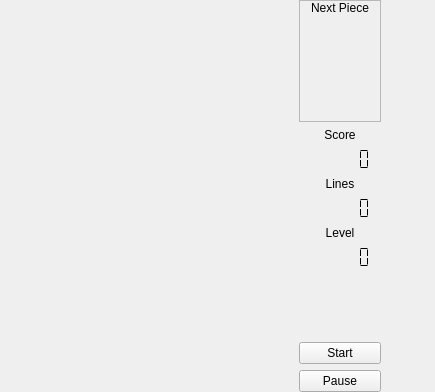
hwgao/beebeep, file plugins/tetrisgame/GuiTetris.ui: the form before one commit.
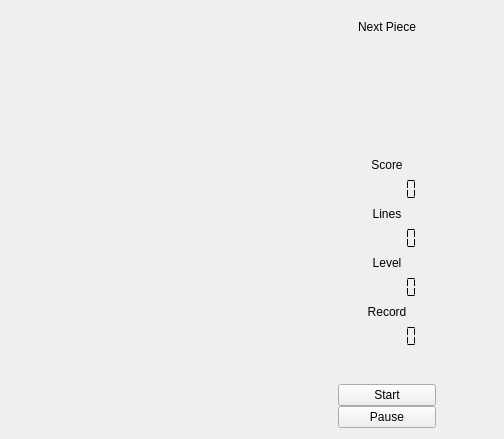
The form after the commit. Custom widgets are drawn as their Qt base class.

```diff
--- a/plugins/tetrisgame/GuiTetris.ui
+++ b/plugins/tetrisgame/GuiTetris.ui
@@ -6,28 +6,16 @@
    <rect>
     <x>0</x>
     <y>0</y>
-    <width>435</width>
-    <height>392</height>
+    <width>504</width>
+    <height>439</height>
    </rect>
   </property>
   <property name="windowTitle">
    <string>Form</string>
   </property>
   <layout class="QGridLayout" name="gridLayout_2">
-   <property name="leftMargin">
-    <number>0</number>
-   </property>
-   <property name="topMargin">
-    <number>0</number>
-   </property>
-   <property name="rightMargin">
-    <number>0</number>
-   </property>
-   <property name="bottomMargin">
-    <number>0</number>
-   </property>
-   <property name="spacing">
-    <number>0</number>
+   <property name="horizontalSpacing">
+    <number>25</number>
    </property>
    <item row="0" column="0">
     <spacer name="horizontalSpacer">
@@ -42,34 +30,7 @@
      </property>
     </spacer>
    </item>
-   <item row="0" column="1">
-    <widget class="QFrame" name="frame_2">
-     <property name="frameShape">
-      <enum>QFrame::NoFrame</enum>
-     </property>
-     <property name="frameShadow">
-      <enum>QFrame::Plain</enum>
-     </property>
-     <property name="lineWidth">
-      <number>0</number>
-     </property>
-     <layout class="QGridLayout" name="gridLayout">
-      <property name="leftMargin">
-       <number>0</number>
-      </property>
-      <property name="topMargin">
-       <number>0</number>
-      </property>
-      <property name="rightMargin">
-       <number>0</number>
-      </property>
-      <property name="bottomMargin">
-       <number>0</number>
-      </property>
-      <property name="horizontalSpacing">
-       <number>0</number>
-      </property>
-      <item row="0" column="0" rowspan="10">
+   <item row="0" column="1" rowspan="2">
        <widget class="TetrisBoard" name="mp_board">
         <property name="minimumSize">
          <size>
@@ -79,30 +40,12 @@
         </property>
        </widget>
       </item>
-      <item row="0" column="1">
-       <widget class="QFrame" name="frame">
-        <property name="frameShape">
-         <enum>QFrame::StyledPanel</enum>
-        </property>
-        <property name="frameShadow">
-         <enum>QFrame::Raised</enum>
-        </property>
-        <layout class="QVBoxLayout" name="verticalLayout_2">
-         <property name="leftMargin">
-          <number>0</number>
-         </property>
-         <property name="topMargin">
-          <number>0</number>
-         </property>
-         <property name="rightMargin">
-          <number>0</number>
-         </property>
-         <property name="bottomMargin">
-          <number>0</number>
-         </property>
-         <item>
+   <item row="0" column="2" rowspan="2">
           <layout class="QVBoxLayout" name="verticalLayout">
            <item>
+      <widget class="QFrame" name="frame_3">
+       <layout class="QGridLayout" name="gridLayout">
+        <item row="0" column="0">
             <widget class="QLabel" name="mp_labelNextPieceString">
              <property name="sizePolicy">
               <sizepolicy hsizetype="Preferred" vsizetype="Minimum">
@@ -118,7 +61,7 @@
              </property>
             </widget>
            </item>
-           <item>
+        <item row="1" column="0">
             <widget class="QLabel" name="mp_labelNewPiece">
              <property name="minimumSize">
               <size>
@@ -141,11 +84,12 @@
             </widget>
            </item>
           </layout>
-         </item>
-        </layout>
-       </widget>
-      </item>
-      <item row="1" column="1">
+      </widget>
+     </item>
+     <item>
+      <widget class="QFrame" name="frame">
+       <layout class="QVBoxLayout" name="verticalLayout_2">
+        <item>
        <widget class="QLabel" name="mp_labelScore">
         <property name="text">
          <string>Score</string>
@@ -155,7 +99,7 @@
         </property>
        </widget>
       </item>
-      <item row="2" column="1">
+        <item>
        <widget class="QLCDNumber" name="mp_lcdScore">
         <property name="frameShape">
          <enum>QFrame::NoFrame</enum>
@@ -168,7 +112,7 @@
         </property>
        </widget>
       </item>
-      <item row="3" column="1">
+        <item>
        <widget class="QLabel" name="mp_labelLines">
         <property name="text">
          <string>Lines</string>
@@ -178,7 +122,7 @@
         </property>
        </widget>
       </item>
-      <item row="4" column="1">
+        <item>
        <widget class="QLCDNumber" name="mp_lcdLines">
         <property name="frameShape">
          <enum>QFrame::NoFrame</enum>
@@ -191,7 +135,7 @@
         </property>
        </widget>
       </item>
-      <item row="5" column="1">
+        <item>
        <widget class="QLabel" name="mp_labelLevel">
         <property name="text">
          <string>Level</string>
@@ -201,7 +145,7 @@
         </property>
        </widget>
       </item>
-      <item row="6" column="1">
+        <item>
        <widget class="QLCDNumber" name="mp_lcdLevel">
         <property name="frameShape">
          <enum>QFrame::NoFrame</enum>
@@ -214,7 +158,30 @@
         </property>
        </widget>
       </item>
-      <item row="7" column="1">
+        <item>
+         <widget class="QLabel" name="mp_labelRecord">
+          <property name="text">
+           <string>Record</string>
+          </property>
+          <property name="alignment">
+           <set>Qt::AlignCenter</set>
+          </property>
+         </widget>
+        </item>
+        <item>
+         <widget class="QLCDNumber" name="mp_lcdRecord">
+          <property name="frameShape">
+           <enum>QFrame::NoFrame</enum>
+          </property>
+          <property name="digitCount">
+           <number>6</number>
+          </property>
+          <property name="segmentStyle">
+           <enum>QLCDNumber::Flat</enum>
+          </property>
+         </widget>
+        </item>
+        <item>
        <spacer name="verticalSpacer_2">
         <property name="orientation">
          <enum>Qt::Vertical</enum>
@@ -227,7 +194,10 @@
         </property>
        </spacer>
       </item>
-      <item row="8" column="1">
+       </layout>
+      </widget>
+     </item>
+     <item>
        <widget class="QPushButton" name="mp_pbStart">
         <property name="focusPolicy">
          <enum>Qt::NoFocus</enum>
@@ -237,7 +207,7 @@
         </property>
        </widget>
       </item>
-      <item row="9" column="1">
+     <item>
        <widget class="QPushButton" name="mp_pbPause">
         <property name="focusPolicy">
          <enum>Qt::NoFocus</enum>
@@ -248,9 +218,8 @@
        </widget>
       </item>
      </layout>
-    </widget>
    </item>
-   <item row="0" column="2">
+   <item row="1" column="3">
     <spacer name="horizontalSpacer_2">
      <property name="orientation">
       <enum>Qt::Horizontal</enum>
```
Lines whose indentation alone changed are shown as unchanged.
